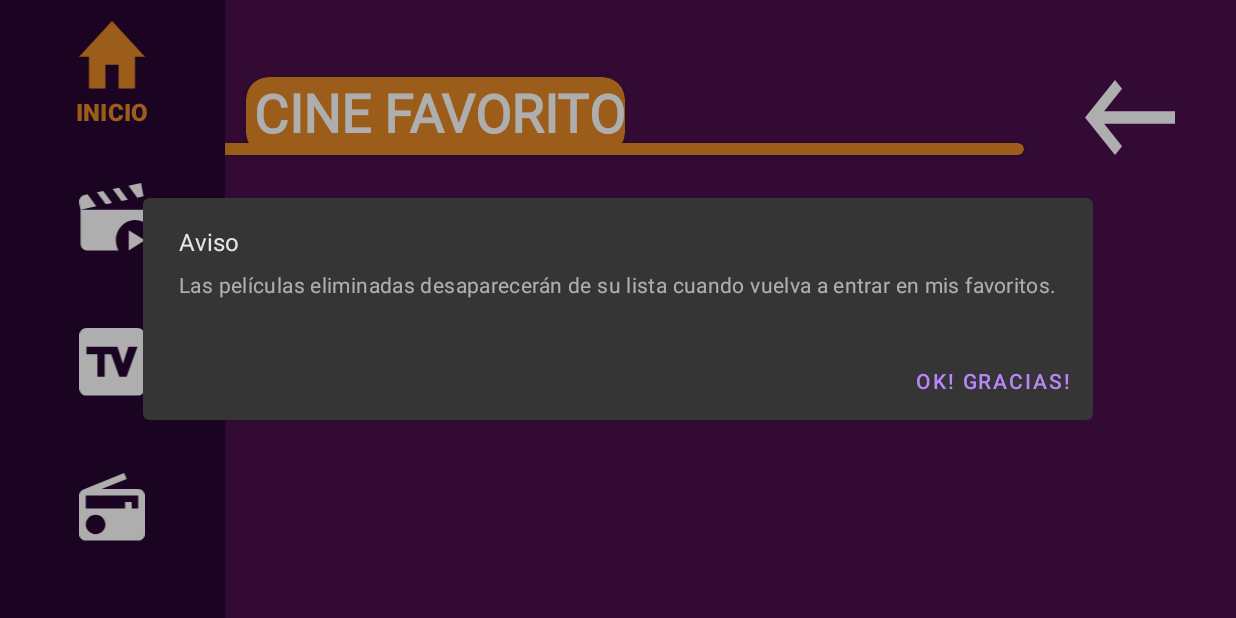
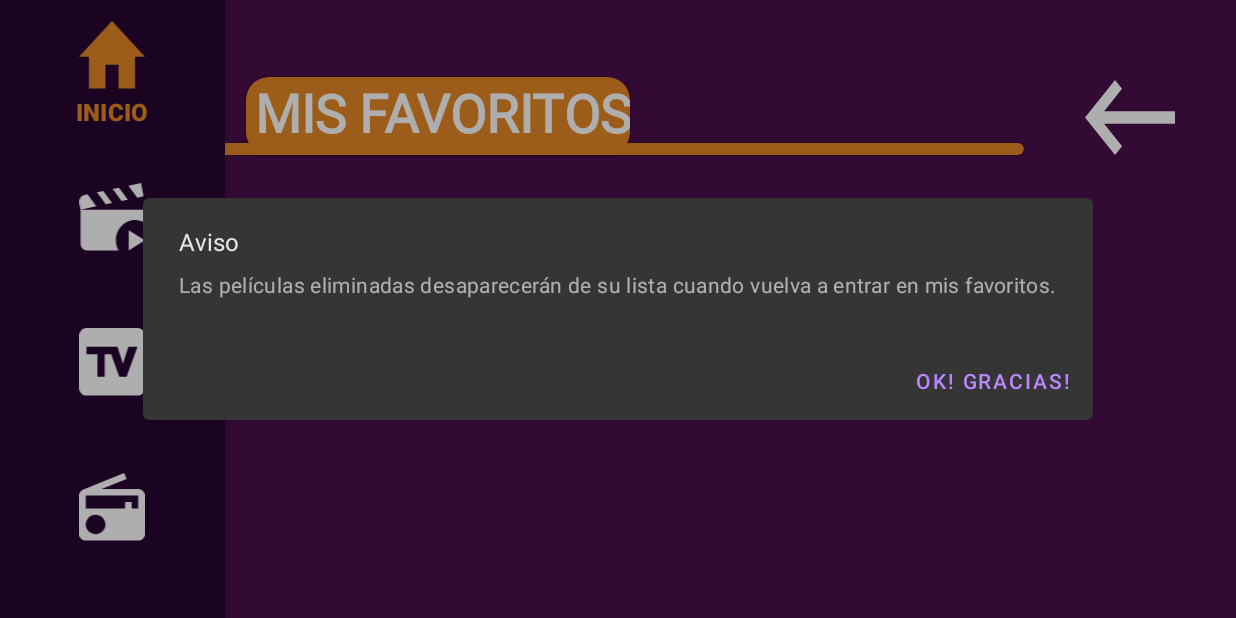
Before and after one commit to tiebdev/FreeEntertainmentProject, an Android app: the PelisFavoritasFragment screen opened through its navigation route, on a phone screen of 824 x 412 dp (held sideways). Run offline under Robolectric (Android 15) with nearby library versions, the phone set to English and light mode, and no system bars; our stand-ins replace Dagger/Hilt's generated code, Firebase (no records; nobody signed in at launch, a user with empty details on screens opened directly), navigation-ui.

Commit message:
Update fragment_pelis_favoritas.xml

```diff
--- a/app/src/main/res/layout/fragment_pelis_favoritas.xml
+++ b/app/src/main/res/layout/fragment_pelis_favoritas.xml
@@ -24,7 +24,7 @@
             android:layout_marginStart="5dp"
             android:fontFamily="@font/montserrat"
             android:gravity="center"
-            android:text="@string/cineFav"
+            android:text="@string/fav"
             android:textColor="@color/white"
             android:textSize="35sp"
             android:textStyle="bold" />
```
